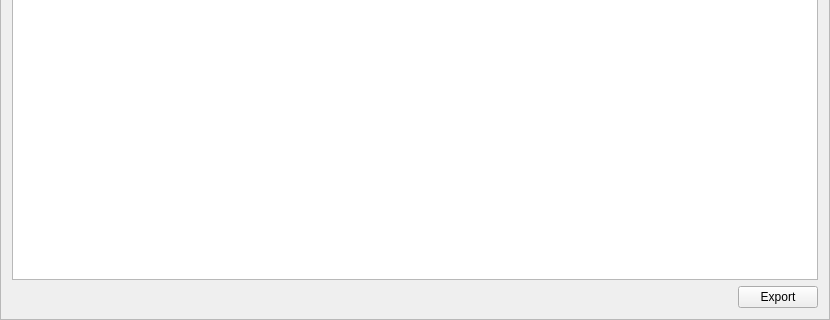
Above: src/gui/ui/transactionsframe.ui from cryptonotefoundation/cryptonotewallet before the change; both pictures show x 0 to 830 and y 294 to 614 of the 830 by 614 pixel window. Below: the same form after it.
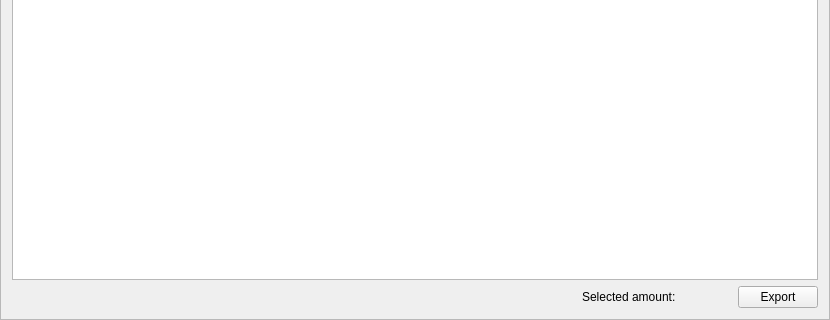
That is the form after the change. Icons and pictures are not drawn.

```diff
--- a/src/gui/ui/transactionsframe.ui
+++ b/src/gui/ui/transactionsframe.ui
@@ -57,6 +57,36 @@
       <spacer name="horizontalSpacer">
        <property name="orientation">
         <enum>Qt::Horizontal</enum>
+       </property>
+       <property name="sizeHint" stdset="0">
+        <size>
+         <width>60</width>
+         <height>20</height>
+        </size>
+       </property>
+      </spacer>
+     </item>
+     <item>
+      <widget class="QLabel" name="m_selectedAmountLabel">
+       <property name="text">
+        <string>Selected amount: </string>
+       </property>
+      </widget>
+     </item>
+     <item>
+      <widget class="QLabel" name="m_selectedAmount">
+       <property name="text">
+        <string/>
+       </property>
+      </widget>
+     </item>
+     <item>
+      <spacer name="horizontalSpacer_2">
+       <property name="orientation">
+        <enum>Qt::Horizontal</enum>
+       </property>
+       <property name="sizeType">
+        <enum>QSizePolicy::Fixed</enum>
        </property>
        <property name="sizeHint" stdset="0">
         <size>
```
Left out of the diff: 3 changed lines with no effect on the pictures.
